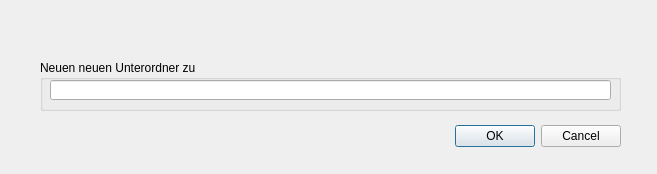
Qt form VidArchiverPfaDialogUI.ui (ruegi/VidArchiver) before a commit.
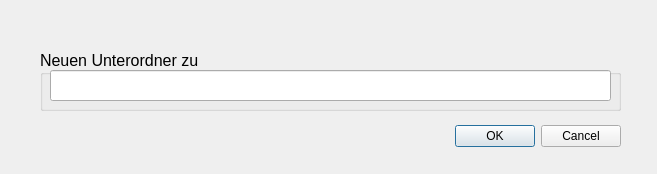
The same form after that commit. Icons and pictures are not drawn.

What changed in the file:
```diff
--- a/VidArchiverPfaDialogUI.ui
+++ b/VidArchiverPfaDialogUI.ui
@@ -37,13 +37,18 @@
    <property name="geometry">
     <rect>
      <x>40</x>
-     <y>60</y>
+     <y>50</y>
      <width>581</width>
-     <height>51</height>
+     <height>61</height>
     </rect>
    </property>
+   <property name="font">
+    <font>
+     <pointsize>12</pointsize>
+    </font>
+   </property>
    <property name="title">
-    <string>Neuen neuen Unterordner zu </string>
+    <string>Neuen Unterordner zu </string>
    </property>
    <widget class="QLineEdit" name="le_pfad">
     <property name="geometry">
@@ -51,7 +56,7 @@
       <x>10</x>
       <y>20</y>
       <width>561</width>
-      <height>20</height>
+      <height>31</height>
      </rect>
     </property>
    </widget>
```
